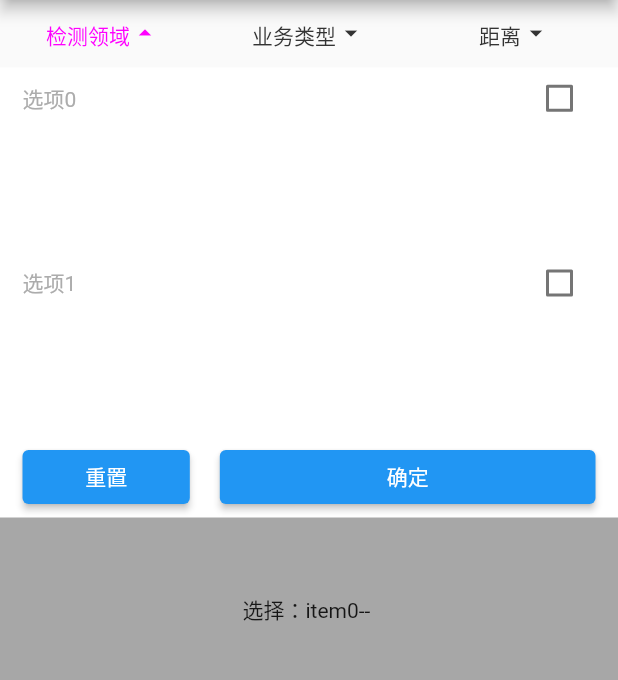
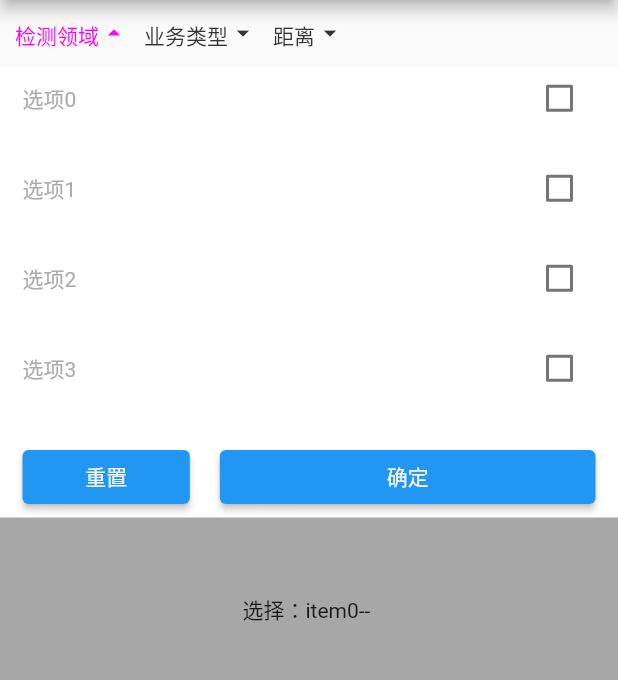
Before and after one commit to lixp185/flutter_down_menu, a Flutter app: the screen it shows after launch, after a tap on an icon or button, on a phone screen of 412 x 824 dp, the part 84-764 px from its top. Run offline on Flutter 3.47's test engine with Material 2 defaults, Android fonts, the phone set to English and light mode, and no system bars.

Commit message:
更新内置列表

```diff
--- a/example/lib/main.dart
+++ b/example/lib/main.dart
@@ -31,17 +31,17 @@ class MyHomePage extends StatefulWidget {
 
 class _MyHomePageState extends State<MyHomePage> {
   final MenuController _menuController = MenuController();
-  final List<FilterRes> list1 = [];
-  final List<FilterRes> list2 = [];
-  final List<FilterRes> list3 = [];
+  final List<FilterBean> list1 = [];
+  final List<FilterBean> list2 = [];
+  final List<FilterBean> list3 = [];
 
   @override
   void initState() {
     super.initState();
     for (int i = 0; i < 10; i++) {
-      list1.add(FilterRes(name: "选项$i"));
-      list2.add(FilterRes(name: "选项2--$i"));
-      list3.add(FilterRes(name: "选项3--$i"));
+      list1.add(FilterBean(name: "选项$i"));
+      list2.add(FilterBean(name: "选项2--$i"));
+      list3.add(FilterBean(name: "选项3--$i"));
     }
   }
 
--- a/lib/src/bean/filter_res.dart
+++ b/lib/src/bean/filter_res.dart
@@ -2,7 +2,7 @@
 /// name : "不限"
 
 /// 通用筛选项
-class FilterRes {
+class FilterBean {
   String? _id;
   String? _name;
   bool isSelect = false; // 是否选择
@@ -15,13 +15,13 @@ class FilterRes {
 
   String? get scale => _scale;
 
-  FilterRes({String? id, String? name, String? scale}) {
+  FilterBean({String? id, String? name, String? scale}) {
     _id = id;
     _name = name;
     _scale = scale;
   }
 
-  FilterRes.fromJson(dynamic json) {
+  FilterBean.fromJson(dynamic json) {
     _id = json['id'];
     _name = json['name'];
     _scale = json['scale'] ?? "";
--- a/lib/src/drop_down_menu_header.dart
+++ b/lib/src/drop_down_menu_header.dart
@@ -83,14 +83,16 @@ class _DropDownMenuHeaderState extends State<DropDownMenuHeader> {
   Widget build(BuildContext context) {
     return SizedBox(
       height: widget.headHeight ?? 45,
-      child: Row(children: _children),
+      child: Row(mainAxisSize: MainAxisSize.max,mainAxisAlignment:
+      MainAxisAlignment.start,
+          children: _children),
     );
   }
 
   Widget searchFilter(String name, int index) {
-    return Expanded(
-        child: InkWell(
+    return InkWell(
       child: Container(
+        margin: const EdgeInsetsDirectional.only(start: 10),
         alignment: Alignment.center,
         child: RichText(
             maxLines: 1,
@@ -132,6 +134,6 @@ class _DropDownMenuHeaderState extends State<DropDownMenuHeader> {
           print("index $index");
         }
       },
-    ));
+    );
   }
 }
--- a/lib/src/widgets/menu_list.dart
+++ b/lib/src/widgets/menu_list.dart
@@ -12,7 +12,7 @@ enum Choose {
 /// 示例 下拉组件
 class MenuList extends StatefulWidget {
   /// 筛选数据
-  final List<FilterRes> filterList;
+  final List<FilterBean> filterList;
 
   /// 选择回调
   final Function(int index)? onTap;
@@ -29,6 +29,7 @@ class MenuList extends StatefulWidget {
   final EdgeInsetsGeometry? padding;
 
   final int crossAxisCount;
+  final double? mainAxisExtent;
 
   /// 背景色
   final Color bgColor;
@@ -63,6 +64,7 @@ class MenuList extends StatefulWidget {
     this.fontColor = const Color(0xffab4bf4),
     this.unFontColor = const Color(0xffacacac),
     this.fontSize = 12,
+    this.mainAxisExtent = 50,
   }) : super(key: key);
 
   @override
@@ -95,8 +97,8 @@ class _MenuListState extends State<MenuList> {
                       //设置主轴间距
                       mainAxisSpacing: 10,
                       // 宽高比
-                    childAspectRatio: 3.375,
-                  ),
+                      // childAspectRatio: 3.3,
+                      mainAxisExtent: widget.mainAxisExtent),
                   itemBuilder: (context, index) {
                     return widget.choose == Choose.single
                         ? InkWell(
@@ -125,6 +127,12 @@ class _MenuListState extends State<MenuList> {
                                                 ? widget.fontColor
                                                 : widget.unFontColor))),
                             onTap: () {
+                              if(widget.filterList[index].isSelect){
+                                // widget.menuController.changeTitle(
+                                //     widget.index, '');
+
+                                return;
+                              }
                               widget.menuController.changeTitle(
                                   widget.index, widget.filterList[index].name);
                               setState(() {
--- a/pubspec.yaml
+++ b/pubspec.yaml
@@ -2,7 +2,7 @@ name: flutter_down_menu
 description: Customize the drop-down menu, quickly realize the head drop-down menu,
   and support the rapid realization of single selection, multiple selection list, secondary list, single selection, multiple selection and other functions.
 
-version: 0.0.4
+version: 0.0.5
 homepage: https://github.com/lixp185/flutter_down_menu
 
 environment:
```
Also changed, not shown: example/pubspec.yaml (+1 -65 lines), 1 other file. Lines whose indentation alone changed are shown as unchanged.
